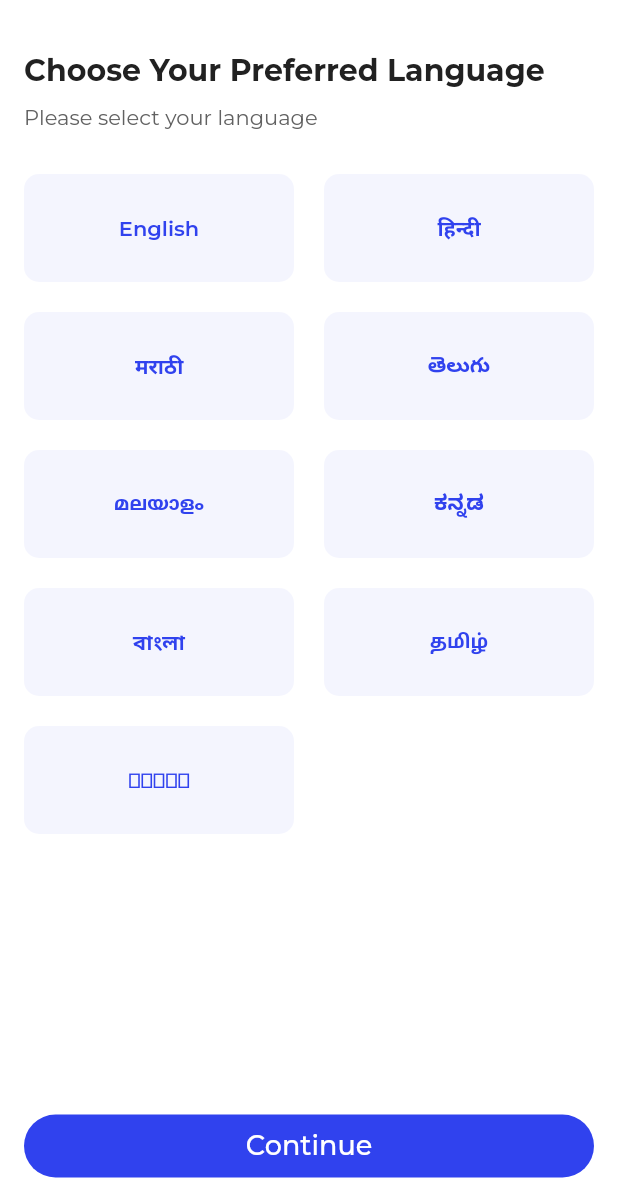
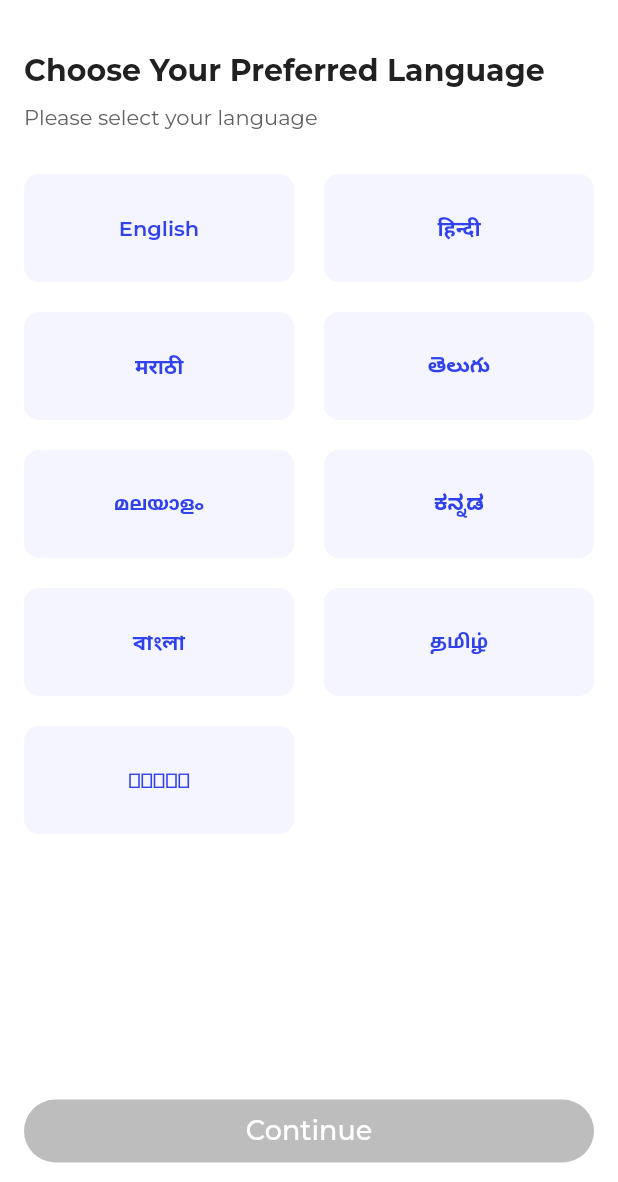
Before and after one commit to msmficmr/ICMR-Mobile-App, a Flutter app: the screen it shows after launch, on a phone screen of 412 x 824 dp, the part 54-1236 px from its top. Run offline on Flutter 3.47's test engine with Material 2 defaults, Android fonts, the phone set to English and light mode, and no system bars; our stand-ins replace connectivity_plus, dropdown_search, flutter_svg, fluttertoast, geolocator, go_router and 2 more.

Commit message:
MHEALTH-25:implementing the language selection provider

```diff
--- a/lib/MHealthApp.dart
+++ b/lib/MHealthApp.dart
@@ -4,6 +4,7 @@ import 'package:mhealth/config/router/app_router.dart';
 import 'package:mhealth/config/theme/app_theme.dart';
 import 'package:mhealth/services/network_status_service.dart';
 import 'package:mhealth/utils/app_values.dart';
+import 'package:mhealth/viewModel/language_view_model.dart';
 import 'package:mhealth/viewModel/login_view_model.dart';
 import 'package:provider/provider.dart';
 
@@ -22,6 +23,10 @@ class MHealthApp extends StatelessWidget {
           lazy: false,
           create: (BuildContext createContext) => NetworkStatusService(),
         ),
+        ChangeNotifierProvider<LanguageViewModel>(
+          lazy: false,
+          create: (BuildContext createContext) => LanguageViewModel(),
+        ),
         Provider<AppRouter>(
           lazy: false,
           create: (BuildContext createContext) {
@@ -30,7 +35,8 @@ class MHealthApp extends StatelessWidget {
           },
         ),
       ],
-      child: Builder(builder: (context) {
+      child: Builder(
+        builder: (context) {
           final router = Provider.of<AppRouter>(context, listen: false).goRouter;
 
           return MaterialApp.router(
@@ -44,7 +50,8 @@ class MHealthApp extends StatelessWidget {
             darkTheme: AppTheme.light(context),
             themeMode: ThemeMode.light,
           );
-      },),
+        },
+      ),
     );
   }
 }
--- /dev/null
+++ b/lib/viewModel/language_view_model.dart
@@ -0,0 +1,16 @@
+import 'package:flutter/material.dart';
+
+class LanguageViewModel extends ChangeNotifier {
+  int _selectedIndex = -1;
+  String _selectedLanguage = "";
+
+  int get selectedIndex => _selectedIndex;
+  String get selectedLanguage => _selectedLanguage;
+
+
+  void setSelectedLanguage({required String selectedLanguage, required int selectedIndex}) {
+    _selectedIndex = selectedIndex;
+    _selectedLanguage = selectedLanguage;
+    notifyListeners();
+  }
+}
--- a/lib/views/language/language_selection_screen.dart
+++ b/lib/views/language/language_selection_screen.dart
@@ -1,5 +1,7 @@
 import 'package:flutter/material.dart';
 import 'package:mhealth/utils/app_styles.dart';
+import 'package:mhealth/viewModel/language_view_model.dart';
+import 'package:provider/provider.dart';
 
 import '../../config/theme/filled_button_theme_style.dart';
 import '../../utils/app_color_scheme.dart';
@@ -20,6 +22,8 @@ class LanguageSelectionScreen extends StatefulWidget {
 }
 
 class _LanguageSelectionScreenState extends State<LanguageSelectionScreen> {
+  late LanguageViewModel languageViewModel;
+  late ValueNotifier<bool> _buttonEnabled;
   List<Map<String, String>> languages = [
     {"locale": "en_US", "name": "English", "englishText": "English"},
     {"locale": "hi", "name": "हिन्दी", "englishText": "Hindi"},
@@ -43,6 +47,8 @@ class _LanguageSelectionScreenState extends State<LanguageSelectionScreen> {
   @override
   void initState() {
     super.initState();
+    _buttonEnabled = ValueNotifier<bool>(false);
+    languageViewModel = Provider.of<LanguageViewModel>(context, listen: false);
   }
 
   @override
@@ -84,22 +90,35 @@ class _LanguageSelectionScreenState extends State<LanguageSelectionScreen> {
             height: 30,
           ),
           Expanded(
-            child: GridView.builder(
+            child: Selector<LanguageViewModel, int>(
+                selector: (context, provider) => provider.selectedIndex,
+                builder: (context, currentSelectedIndex, child) {
+                  return GridView.builder(
                       gridDelegate: const SliverGridDelegateWithFixedCrossAxisCount(crossAxisCount: 2, crossAxisSpacing: 20, mainAxisSpacing: 20, childAspectRatio: 1 / 0.4),
                       itemCount: languages.length,
                       itemBuilder: (BuildContext context, int index) {
                         final item = languages[index];
 
                         return GestureDetector(
-                    onTap: () {},
+                          onTap: () {
+                            if (languageViewModel.selectedIndex == index) {
+                              _buttonEnabled.value = false;
+                              languageViewModel.setSelectedLanguage(selectedLanguage: item['locale'] ?? "", selectedIndex: -1); // Unselect the item if already selected
+                            } else {
+                              _buttonEnabled.value = true;
+                              languageViewModel.setSelectedLanguage(selectedLanguage: item['locale'] ?? "", selectedIndex: index); // Update the selected index
+                            }
+                          },
                           child: Center(
                             child: CustomLanguageCardWidget(
-                        cardTile: item['name']!,
+                              isSelected: languageViewModel.selectedIndex == index,
+                              cardTile: item['name'] ?? "",
                               cardTitleKey: "key_language_${item['name']}",
                               widgetKey: "Key_${item['name']}card_widget",
                             ),
                           ),
                         );
+                      });
                 }),
           ),
           const SpaceWidget(
@@ -107,13 +126,20 @@ class _LanguageSelectionScreenState extends State<LanguageSelectionScreen> {
           ),
           SizedBox(
             width: double.infinity,
-            child: PrimaryFilledButton(
+            child: ValueListenableBuilder<bool>(
+                valueListenable: _buttonEnabled,
+                builder: (context, isValid, _) {
+                  return PrimaryFilledButton(
                     buttonThemeStyle: const FilledButtonThemeStyle(disabledTextColor: Colors.white),
                     buttonTitle: AppConstant.CONTINUE_BUTTON_TITLE,
                     widgetKey: AppConstant.KEY_BUTTON_CONTINUE,
                     isLoading: false,
-              onPressed: () {},
+                    onPressed: !isValid ? null : () {},
+                  );
+                }),
           ),
+          const SpaceWidget(
+            height: 10,
           ),
         ]),
       ),
--- a/lib/views/language/widget/custom_language_card_widget.dart
+++ b/lib/views/language/widget/custom_language_card_widget.dart
@@ -8,9 +8,8 @@ class CustomLanguageCardWidget extends StatefulWidget {
   /// [buttonTitle] is button text
   /// [widgetKey] is assigned to [FilledButton] so that it can used for automation
   final String cardTile, widgetKey, cardTitleKey;
-  final bool isLoading;
-  final TextStyle? customTextStyle;
-  final Color? borderColor, cardColor;
+  final bool isLoading, isSelected;
+  final Color? borderColor;
   final BoxDecoration? customBoxDecoration;
 
   const CustomLanguageCardWidget({
@@ -18,11 +17,10 @@ class CustomLanguageCardWidget extends StatefulWidget {
     required this.cardTile,
     required this.widgetKey,
     required this.cardTitleKey,
+    required this.isSelected,
     this.isLoading = false,
-    this.customTextStyle,
     this.customBoxDecoration,
     this.borderColor,
-    this.cardColor,
   });
 
   @override
@@ -44,7 +42,7 @@ class _CustomLanguageCardWidgetState extends State<CustomLanguageCardWidget> {
               key: Key(widget.widgetKey),
               decoration: widget.customBoxDecoration ??
                   BoxDecoration(
-                    color: widget.cardColor ?? AppColorScheme.kPrimaryColor.shade400.withOpacity(0.1),
+                    color: widget.isSelected ? AppColorScheme.kPrimaryColor : AppColorScheme.kPrimaryColor.shade400.withOpacity(0.1),
                     borderRadius: BorderRadius.circular(10),
                   ),
               //padding: const EdgeInsets.symmetric(horizontal: 60, vertical: 25),
@@ -52,7 +50,9 @@ class _CustomLanguageCardWidgetState extends State<CustomLanguageCardWidget> {
                 child: Text(
                   widget.cardTile,
                   key: Key(widget.cardTitleKey),
-                  style: widget.customTextStyle ?? AppStyles.titleSmall.copyWith(color: AppColorScheme.kPrimaryColor, fontWeight: FontWeight.w600, fontFamily: AppConstant.FONT_FAMILY),
+                  style: widget.isSelected
+                      ? AppStyles.titleSmall.copyWith(color: Colors.white, fontWeight: FontWeight.w600, fontFamily: AppConstant.FONT_FAMILY)
+                      : AppStyles.titleSmall.copyWith(color: AppColorScheme.kPrimaryColor, fontWeight: FontWeight.w600, fontFamily: AppConstant.FONT_FAMILY),
                 ),
               ),
             ),
```
Lines whose indentation alone changed are shown as unchanged.
